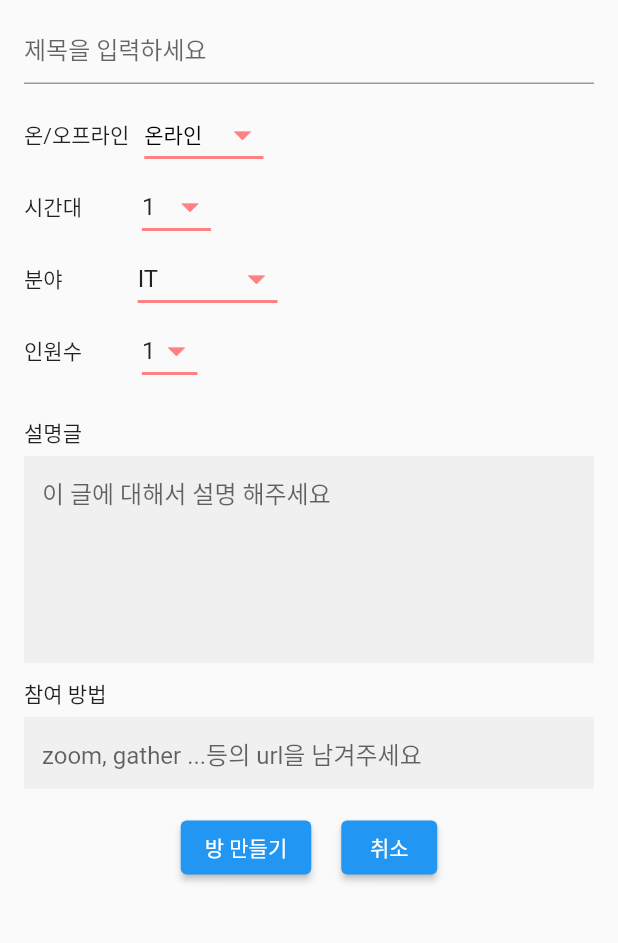
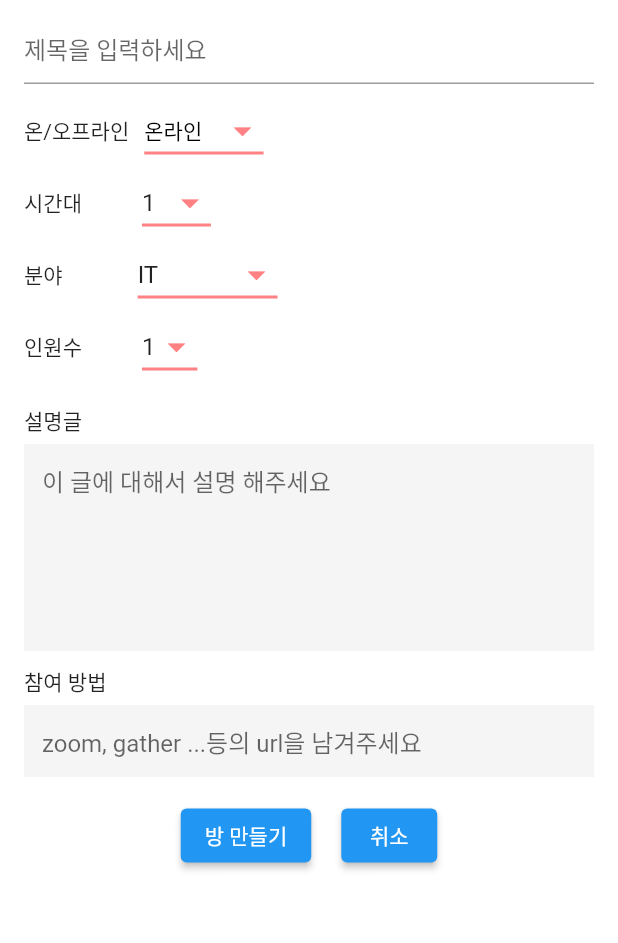
Before and after one commit to SeongjinOliver/STUDY_TOGETHER, a Flutter app: the MakeRoomPage screen opened directly, on a phone screen of 412 x 824 dp, the part 84-1027 px from its top. Run offline on Flutter 3.47's test engine with Material 2 defaults, Android fonts, the phone set to English and light mode, and no system bars; our stand-ins replace firebase_auth, firebase_core, introduction_screen; accounts and stored records are empty; network calls fail.

```diff
--- a/lib/pages/makeRoomPage.dart
+++ b/lib/pages/makeRoomPage.dart
@@ -18,6 +18,7 @@ class _MakeRoomPageState extends State<MakeRoomPage> {
   @override
   Widget build(BuildContext context) {
     return Scaffold(
+      backgroundColor: Colors.white,
       appBar: AppBar(
         title: Text(
           "Study Together",
@@ -51,7 +52,7 @@ class _MakeRoomPageState extends State<MakeRoomPage> {
                   ),
                 ),
               ),
-              SizedBox(height: 10),
+              SizedBox(height: 7),
               Row(
                 children: [
                   Text(
@@ -185,7 +186,7 @@ class _MakeRoomPageState extends State<MakeRoomPage> {
                   ),
                 ],
               ),
-              SizedBox(height: 20),
+              SizedBox(height: 15),
               Text(
                 "설명글",
               ),
--- a/pubspec.yaml
+++ b/pubspec.yaml
@@ -36,6 +36,10 @@ dependencies:
   cupertino_icons: ^1.0.2
   introduction_screen: ^3.0.0
   shared_preferences_web: ^2.0.3
+  firebase_core: ^1.10.6
+  firebase_auth: ^3.3.4
+  cloud_firestore: ^3.1.4
+  provider: ^6.0.2
 
 dev_dependencies:
   flutter_test:
```
Also changed, not shown: lib/main.dart (+5 -2 lines), lib/service/studyService.dart (added, +38 -0 lines), pubspec.lock, 8 other files.
